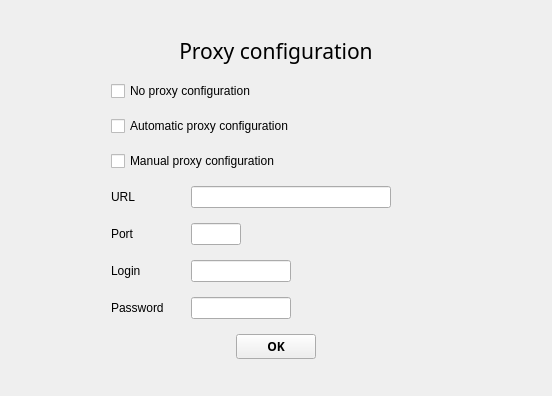
Covalia/standalone-deployer, file commongui/ui/proxy.ui: the form before one commit.
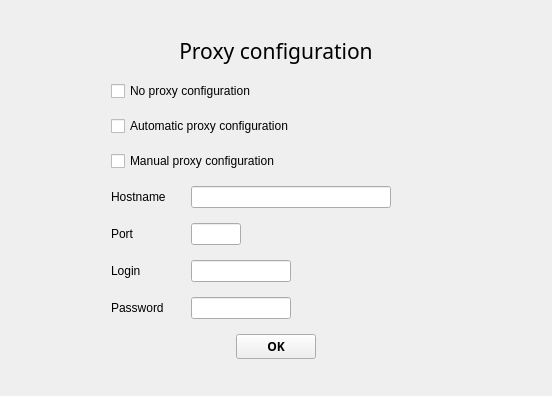
The form after the commit.

```diff
--- a/commongui/ui/proxy.ui
+++ b/commongui/ui/proxy.ui
@@ -162,7 +162,7 @@
 </string>
          </property>
          <property name="text">
-          <string>URL</string>
+          <string>Hostname</string>
          </property>
         </widget>
        </item>
```
Left out of the diff: 8 changed lines with no effect on the pictures.
